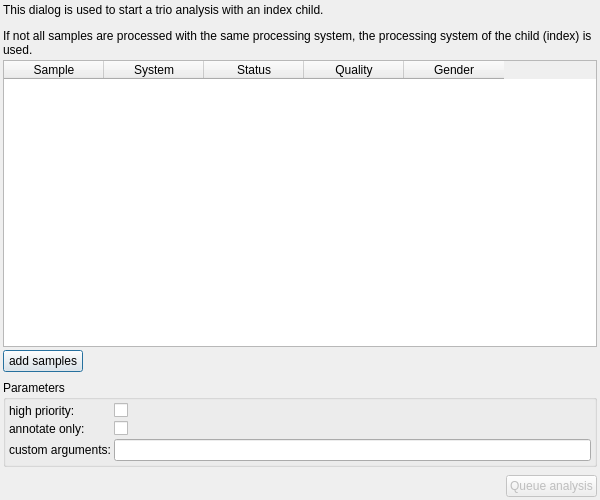
Old version of the form src/GSvar/TrioDialog.ui in the repository imgag/ngs-bits.
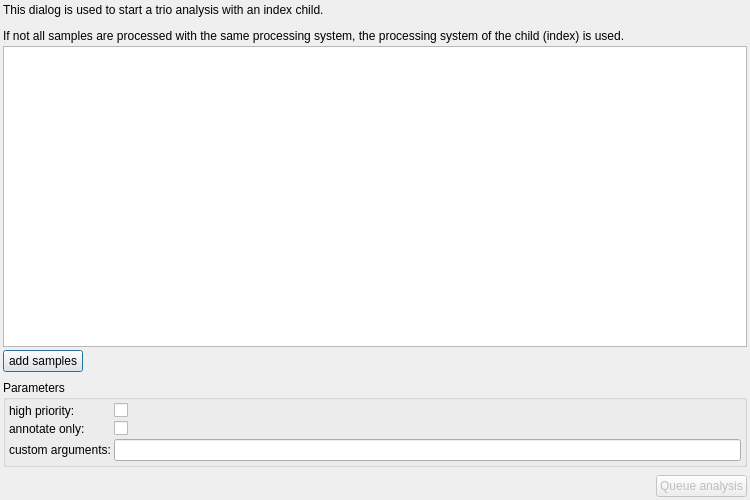
New version of the form. Icons and pictures are not drawn.

Commit message: GSvar: analysis dialogs now show disease group/status

The edit to the form file:
```diff
--- a/src/GSvar/TrioDialog.ui
+++ b/src/GSvar/TrioDialog.ui
@@ -6,13 +6,13 @@
    <rect>
     <x>0</x>
     <y>0</y>
-    <width>600</width>
+    <width>750</width>
     <height>500</height>
    </rect>
   </property>
   <property name="minimumSize">
    <size>
-    <width>600</width>
+    <width>750</width>
     <height>500</height>
    </size>
   </property>
@@ -56,31 +56,6 @@
      <property name="editTriggers">
       <set>QAbstractItemView::NoEditTriggers</set>
      </property>
-     <column>
-      <property name="text">
-       <string>Sample</string>
-      </property>
-     </column>
-     <column>
-      <property name="text">
-       <string>System</string>
-      </property>
-     </column>
-     <column>
-      <property name="text">
-       <string>Status</string>
-      </property>
-     </column>
-     <column>
-      <property name="text">
-       <string>Quality</string>
-      </property>
-     </column>
-     <column>
-      <property name="text">
-       <string>Gender</string>
-      </property>
-     </column>
     </widget>
    </item>
    <item>
```
The commit also changes 9 other files.
